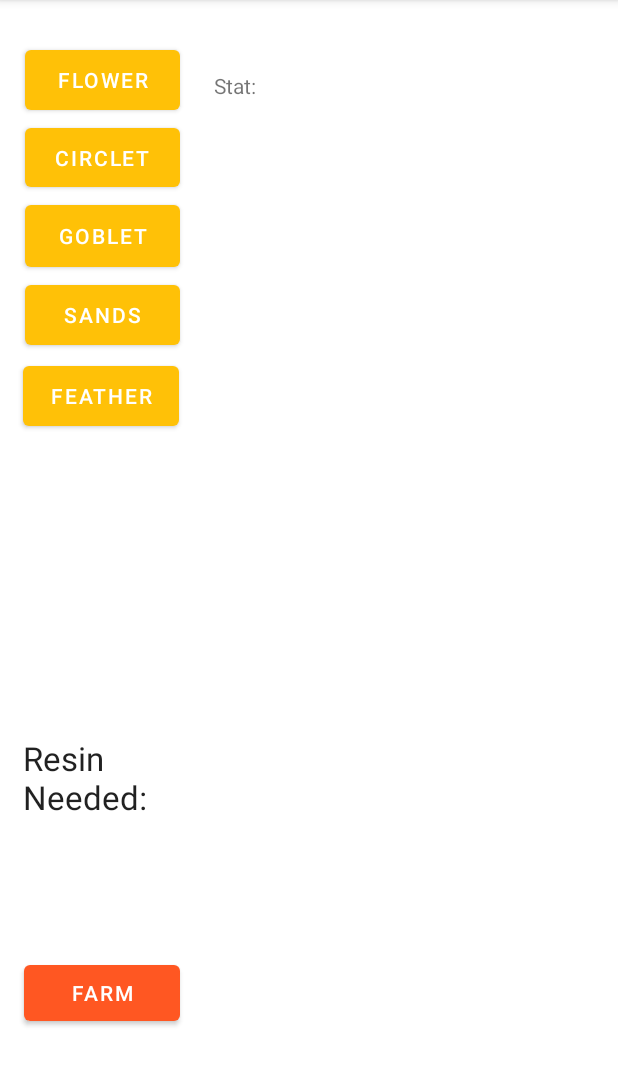
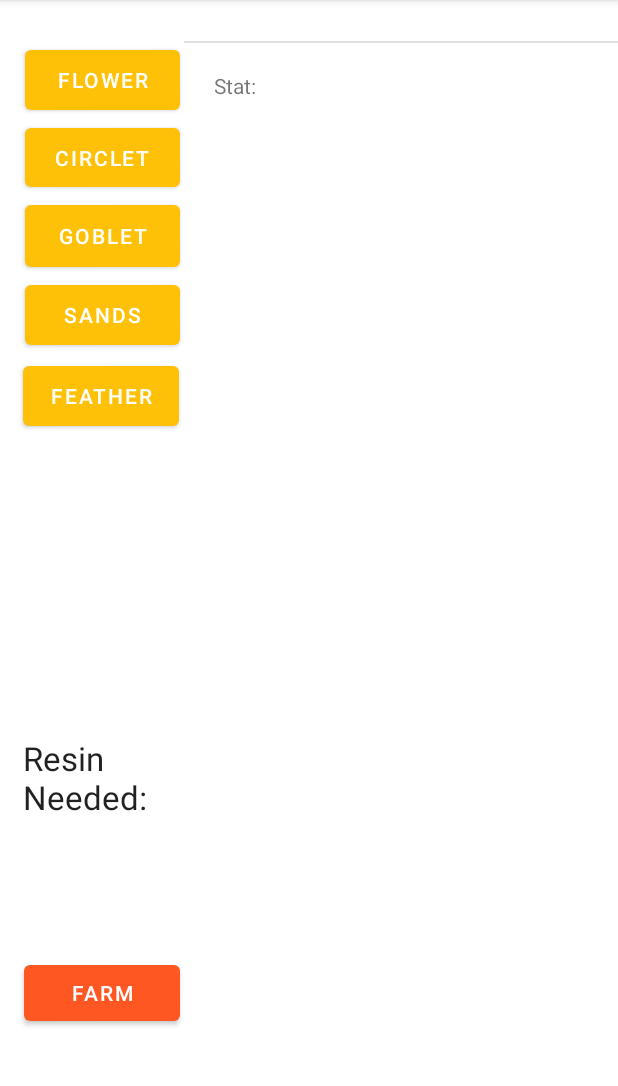
Before and after one commit to c-edh/gacha-helper, an Android app: the FarmArtifact screen opened directly, with no data from a screen before it, after a tap on "CIRCLET", on a phone screen of 412 x 824 dp, the part 84-1170 px from its top. Run offline under Robolectric (Android 15) with nearby library versions, the phone set to English and light mode, and no system bars; our stand-ins replace Firebase (no records; nobody signed in at launch, a user with empty details on screens opened directly); 2 statements that could not run were skipped.

Commit message:
readme and added dividers on FarmArtifact xml

```diff
--- a/app/src/main/java/edu/csustan/cs3810/gacha_helper/FarmArtifact.java
+++ b/app/src/main/java/edu/csustan/cs3810/gacha_helper/FarmArtifact.java
@@ -104,7 +104,7 @@ public class FarmArtifact extends AppCompatActivity {
        // System.out.println(stat);
         if(stat.equals(FarmStat)){
             resin.setText("Resin Needed: \n" + count);
-            count = 0;
+            count = 1;
         }else{
             count+=1;
             Farm();
--- a/app/src/main/res/layout/list_items.xml
+++ b/app/src/main/res/layout/list_items.xml
@@ -31,4 +31,12 @@
         app:layout_constraintTop_toTopOf="parent"
         app:layout_constraintVertical_bias="0.0" />
 
+    <View
+        android:id="@+id/divider"
+        android:layout_width="398dp"
+        android:layout_height="1dp"
+        android:background="?android:attr/listDivider"
+        tools:layout_editor_absoluteX="1dp"
+        tools:layout_editor_absoluteY="3dp" />
+
 </androidx.constraintlayout.widget.ConstraintLayout>
```
Also changed, not shown: 1 other file.
